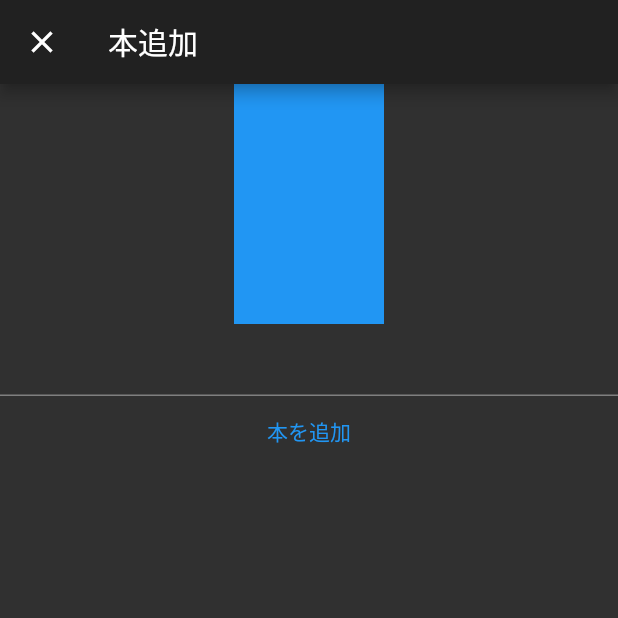
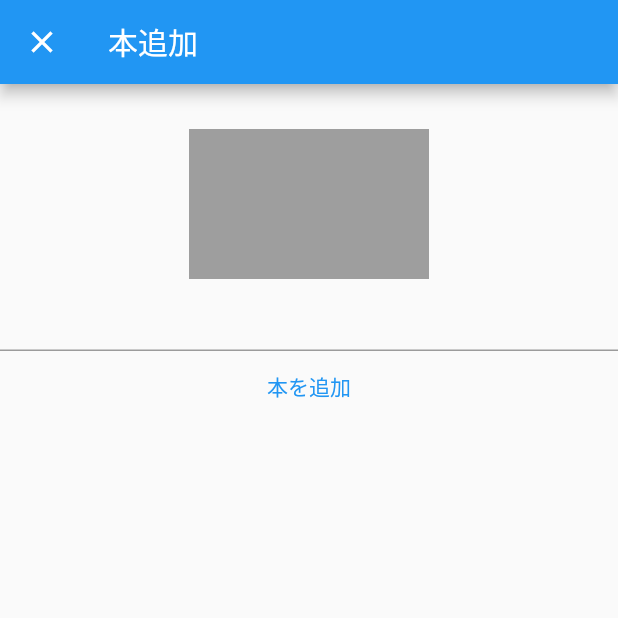
Before and after one commit to KeitaFukue/coriander, a Flutter app: the BookListPage screen opened directly, after a tap on the "add" icon, on a phone screen of 412 x 824 dp, the top half of it. Run offline on Flutter 3.47's test engine with Material 2 defaults, Android fonts, the phone set to English and light mode, and no system bars; our stand-ins replace cloud_firestore, firebase_auth, firebase_core, firebase_storage, image_picker; accounts and stored records are empty.

Commit message:
本編集ページで，既に登録(アップロード)されている画像を表示 add_book_pageにて即時関数を使用

```diff
--- a/lib/presentation/add_book/add_book_model.dart
+++ b/lib/presentation/add_book/add_book_model.dart
@@ -9,6 +9,7 @@ import 'package:firebase_storage/firebase_storage.dart' as firebase_storage;
 class AddBookModel extends ChangeNotifier{
   String bookTitle = ''; //　''を入れないと中身がnullになり、下記のisEmptyメソッドがNoSuchMethodエラーになる
   File imageFile;
+  String imageURL ;
 
   Future showImagePicker() async{
     final picker = ImagePicker();
@@ -34,6 +35,7 @@ class AddBookModel extends ChangeNotifier{
         'createAt': Timestamp.now(),
       }
     );
+    notifyListeners();
   }
 
   Future updateBook(Book book) async{
@@ -52,6 +54,7 @@ class AddBookModel extends ChangeNotifier{
           'updateAt': Timestamp.now(),
         }
     );
+    notifyListeners();
   }
 
   Future<String> _uploadImage()async{
--- a/lib/presentation/add_book/add_book_page.dart
+++ b/lib/presentation/add_book/add_book_page.dart
@@ -33,16 +33,32 @@ class AddBookPage extends StatelessWidget {
             return Column(
               children: [
                 SizedBox(
-                  height: 160,
-                  width: 100,
+                  height: 130,
+                  width: 160,
                   child: InkWell(
                     onTap: ()async{
                       //TODO カメラロールを開く
                       await model.showImagePicker();
                     },
-                    child: model.imageFile != null
-                    ?Image.file(model.imageFile)
-                    :Container(color: Colors.blue,),
+                    child:((){ //即時関数
+                      if(model.imageFile != null){
+                        return Image.file(model.imageFile);
+                      }else if(isUpdate){
+                        if(book.imageURL != null) {
+                          return Image.network(book.imageURL);
+                        }else{
+                          return Container(
+                            margin: EdgeInsets.only(top: 30),
+                            color: Colors.grey,
+                          );
+                        }
+                      }else {
+                        return Container(
+                          margin: EdgeInsets.only(top: 30),
+                          color: Colors.grey,
+                        );
+                      }
+                    })(),
             ),
             ),
                 TextField(
@@ -62,7 +78,6 @@ class AddBookPage extends StatelessWidget {
                         //TODO modelのメソッドを起動して、firestoreにデータ追加
                         await model.addBookToFirebase();
                       }
-
                       //TODO firestoreにデータ追加したことを、dialogで知らせる
                       await showDialog(
                         context: context,
@@ -100,12 +115,11 @@ class AddBookPage extends StatelessWidget {
                           },
                       );
                     }
-
                     },
                 ),
               ],
             );
-          },
+          }
           ),
       ),
     );
--- a/lib/presentation/book_list/book_list_page.dart
+++ b/lib/presentation/book_list/book_list_page.dart
@@ -26,7 +26,7 @@ class BookListPage extends StatelessWidget {
                 title: Text(book.title),
                 leading: book.imageURL != null
                     ?Image.network(book.imageURL)
-                    :Image.network('https://scontent-sjc3-1.xx.fbcdn.net/v/t1.18169-9/28783133_737177806487142_6109043676809966699_n.jpg?_nc_cat=101&ccb=1-3&_nc_sid=e3f864&_nc_ohc=MCr233pRxZcAX_-RarT&_nc_ht=scontent-sjc3-1.xx&oh=e76a9be861a4de498b99fcfda53ef135&oe=60EE2282'),
+                    :Image.network('https://1.bp.blogspot.com/-D2I7Z7-HLGU/Xlyf7OYUi8I/AAAAAAABXq4/jZ0035aDGiE5dP3WiYhlSqhhMgGy8p7zACNcBGAsYHQ/s1600/no_image_square.jpg'),
                 trailing: IconButton(
                   icon: Icon(Icons.create),
                   onPressed: ()async{//本一覧ページから本編集ページに遷移
--- a/lib/presentation/main/main.dart
+++ b/lib/presentation/main/main.dart
@@ -38,13 +38,13 @@ class Main extends StatelessWidget{
   Widget build(BuildContext context) {
     return MaterialApp(
       title: 'Flutter Demo',
-      theme: ThemeData.dark(),
+      theme: ThemeData.light(),
       home: ChangeNotifierProvider(
         create: (_) => MainModel(),
 
         child: Scaffold(
           appBar: AppBar(
-            title: Text('コリアンダー'),
+            title: Text('ブックリスト'),
           ),
 
           body: Consumer<MainModel>(
--- a/lib/presentation/main/main_model.dart
+++ b/lib/presentation/main/main_model.dart
@@ -2,10 +2,10 @@
 import 'package:flutter/material.dart';
 
 class MainModel extends ChangeNotifier{
-  String tempText = 'zhang jike';
+  String tempText = 'ブックリスト';
 
   void changeTempText(){
-    tempText = 'ma long';
+    tempText = 'Book List';
     notifyListeners();
   }
 }
```
Lines whose indentation alone changed are shown as unchanged.
